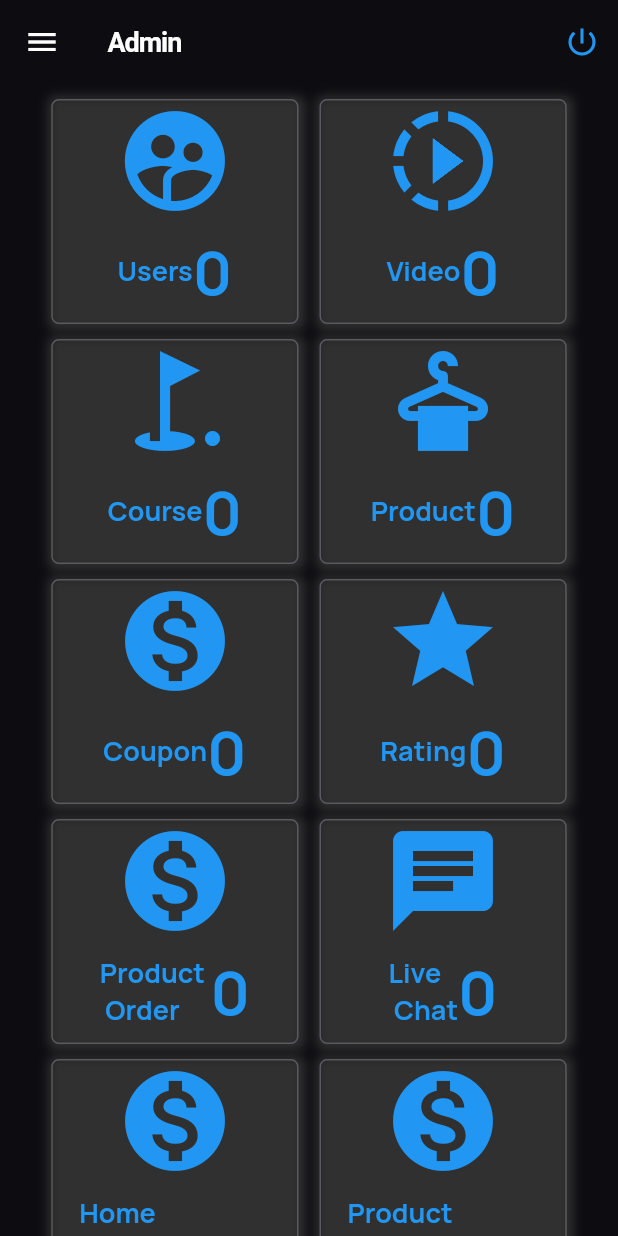
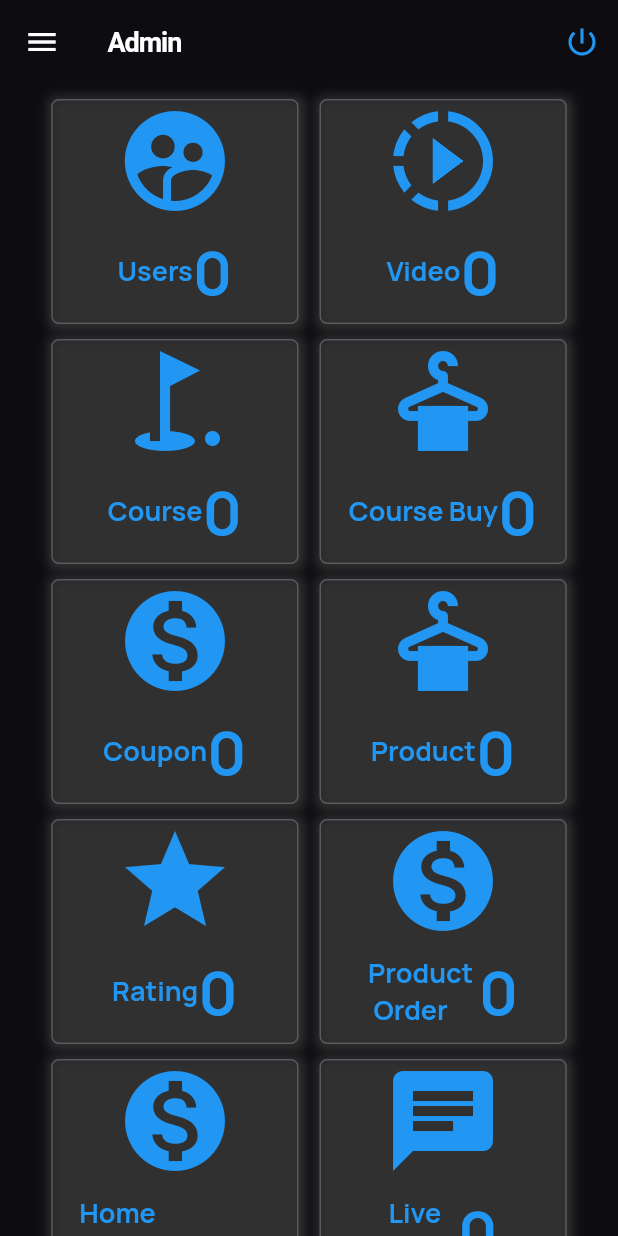
Before and after one commit to lucky93agarwal/Amina-boutique, a Flutter app: the AdminHomeScreen screen opened directly, on a phone screen of 412 x 824 dp. Run offline on Flutter 3.47's test engine with Material 2 defaults, Android fonts, the phone set to English and light mode, and no system bars; our stand-ins replace cached_network_image, carousel_slider, cloud_firestore, country_picker, easy_localization, firebase_auth and 18 more; missing offline and left inert: dart:ffi, flutterfire_ui, razorpay_flutter; accounts and stored records are empty; Roboto replaces fonts that are missing (Nexa).

Commit message:
Course order list

```diff
--- a/lib/admin/admin_home.dart
+++ b/lib/admin/admin_home.dart
@@ -2,6 +2,7 @@ import 'dart:io';
 
 import 'package:amin/admin/admin_category.dart';
 import 'package:amin/admin/admin_couponList.dart';
+import 'package:amin/admin/admin_course_buy_list.dart';
 import 'package:amin/admin/admin_faq_user_list.dart';
 import 'package:amin/admin/admin_product_banner.dart';
 import 'package:amin/admin/admin_rating_list.dart';
@@ -68,9 +69,14 @@ class _AdminHomeScreenState extends State<AdminHomeScreen> {
   //Coupon
   int? faqCount = 0;
 
+  int? courseBuyCount =0;
+
 
   CollectionReference ratings = FirebaseFirestore.instance.collection('Ratings');
   CollectionReference faqUser = FirebaseFirestore.instance.collection('faqUser');
+
+
+  CollectionReference coursebuy = FirebaseFirestore.instance.collection('course_buy');
   //CouponF
   int? RatingCount = 0;
   late List<QueryDocumentSnapshot<Map<String, dynamic>>> docssfaq;
@@ -90,6 +96,15 @@ class _AdminHomeScreenState extends State<AdminHomeScreen> {
           }),
           cprint('User userCount =  ' + userCount.toString()),
         });
+
+
+    coursebuy.get().then((value) => {
+      setState(() {
+        courseBuyCount = value.size;
+        /*  Choice cChoice = Choice(title: "Users", icon: Icons.supervised_user_circle,count: userCount.toString());
+       choices.add(cChoice);*/
+      }),
+    });
 
     videos.get().then((value) => {
       setState(() {
@@ -546,6 +561,8 @@ class _AdminHomeScreenState extends State<AdminHomeScreen> {
               SizedBox(
                 height: 10,
               ),
+
+
               Container(
                 margin: const EdgeInsets.symmetric(horizontal: 20),
                 child: Row(
@@ -609,6 +626,156 @@ class _AdminHomeScreenState extends State<AdminHomeScreen> {
                                     style: TextStyle(
                                         color: Colors.blue,
                                         fontSize: courseCount.toString().length ==3?30: courseCount.toString().length ==4?20:40,
+                                        fontWeight: FontWeight.bold),
+                                  ),
+                                ],
+                              ),
+                            ),
+
+                          ],
+                        ),
+                      ),
+                    ),
+
+                    InkWell(
+                      onTap:(){
+
+                        nextScreen(context, AdminCourseBuyList());
+                      },
+                      child: Container(
+                        height: 150,
+                        margin: const EdgeInsets.symmetric(horizontal: 7),
+                        width: width*0.4,
+                        decoration: BoxDecoration(
+                          boxShadow: [
+                            BoxShadow(
+                              blurRadius: 5.0,
+                              color: Color(0xFF303030),
+                              spreadRadius: 3,
+                              offset: Offset(
+                                1,
+                                1,
+                              ),
+                            ),
+                          ],
+                          borderRadius: BorderRadius.all(Radius.circular(
+                              5.0) //                 <--- border radius here
+                          ),
+                          border: Border.all(color: Color(0xff595961)),),
+                        child: Column(
+                          mainAxisAlignment: MainAxisAlignment.end,
+                          children: [
+                            Container(
+                              margin: const EdgeInsets.symmetric(horizontal: 10),
+                              child: Icon(
+                                Icons.dry_cleaning,
+                                color: Colors.blue,
+                                size: 80,
+                              ),
+                            ),
+                            Expanded(
+                              child: Row(
+                                mainAxisAlignment: MainAxisAlignment.center,
+                                crossAxisAlignment: CrossAxisAlignment.center,
+                                children: [
+                                  /*Icon(
+                                    Icons.dry_cleaning,
+                                    color: Colors.blue,
+                                    size: 80,
+                                  ),*/
+                                  Text(
+                                    "Course Buy",
+                                    style: TextStyle(
+                                        color: Colors.blue,
+                                        fontSize: 18,
+                                        fontWeight: FontWeight.bold),
+                                  ),
+                                  Text(
+                                    courseBuyCount.toString(),
+                                    style: TextStyle(
+                                        color: Colors.blue,
+                                        fontSize: courseBuyCount.toString().length ==3?30: courseBuyCount.toString().length ==4?20:40,
+                                        fontWeight: FontWeight.bold),
+                                  ),
+                                ],
+                              ),
+                            ),
+
+                          ],
+                        ),
+                      ),
+                    ),
+
+                  ],
+                ),
+              ),
+
+              SizedBox(
+                height: 10,
+              ),
+              Container(
+                margin: const EdgeInsets.symmetric(horizontal: 20),
+                child: Row(
+                  mainAxisAlignment: MainAxisAlignment.center,
+                  children: [
+                    InkWell(
+                      onTap:(){
+
+                        nextScreen(context, AdminCouponListScreen(check:false));
+                      },
+                      child: Container(
+                        height: 150,
+                        margin: const EdgeInsets.symmetric(horizontal: 7),
+                        width: width*0.4,
+                        decoration: BoxDecoration(
+                          boxShadow: [
+                            BoxShadow(
+                              blurRadius: 5.0,
+                              color: Color(0xFF303030),
+                              spreadRadius: 3,
+                              offset: Offset(
+                                1,
+                                1,
+                              ),
+                            ),
+                          ],
+                          borderRadius: BorderRadius.all(Radius.circular(
+                              5.0) //                 <--- border radius here
+                          ),
+                          border: Border.all(color: Color(0xff595961)),),
+                        child: Column(
+                          mainAxisAlignment: MainAxisAlignment.end,
+                          children: [
+                            Container(
+                              margin: const EdgeInsets.symmetric(horizontal: 10),
+                              child: Icon(
+                                Icons.monetization_on,
+                                color: Colors.blue,
+                                size: 80,
+                              ),
+                            ),
+                            Expanded(
+                              child: Row(
+                                mainAxisAlignment: MainAxisAlignment.center,
+                                crossAxisAlignment: CrossAxisAlignment.center,
+                                children: [
+                                  /*Icon(
+                                    Icons.monetization_on,
+                                    color: Colors.blue,
+                                    size: 80,
+                                  ),*/
+                                  Text(
+                                    "Coupon",
+                                    style: TextStyle(
+                                        color: Colors.blue,
+                                        fontSize: 18,
+                                        fontWeight: FontWeight.bold),
+                                  ),
+                                  Text(
+                                    CouponCount.toString(),
+                                    style: TextStyle(
+                                        color: Colors.blue,
+                                        fontSize:  CouponCount.toString().length ==3?30: CouponCount.toString().length ==4?20:40,
                                         fontWeight: FontWeight.bold),
                                   ),
                                 ],
@@ -693,8 +860,6 @@ class _AdminHomeScreenState extends State<AdminHomeScreen> {
                 ),
               ),
 
-
-
               SizedBox(
                 height: 10,
               ),
@@ -703,74 +868,7 @@ class _AdminHomeScreenState extends State<AdminHomeScreen> {
                 child: Row(
                   mainAxisAlignment: MainAxisAlignment.center,
                   children: [
-                    InkWell(
-                      onTap:(){
 
-                        nextScreen(context, AdminCouponListScreen(check:false));
-                      },
-                      child: Container(
-                        height: 150,
-                        margin: const EdgeInsets.symmetric(horizontal: 7),
-                        width: width*0.4,
-                        decoration: BoxDecoration(
-                          boxShadow: [
-                            BoxShadow(
-                              blurRadius: 5.0,
-                              color: Color(0xFF303030),
-                              spreadRadius: 3,
-                              offset: Offset(
-                                1,
-                                1,
-                              ),
-                            ),
-                          ],
-                          borderRadius: BorderRadius.all(Radius.circular(
-                              5.0) //                 <--- border radius here
-                          ),
-                          border: Border.all(color: Color(0xff595961)),),
-                        child: Column(
-                          mainAxisAlignment: MainAxisAlignment.end,
-                          children: [
-                            Container(
-                              margin: const EdgeInsets.symmetric(horizontal: 10),
-                              child: Icon(
-                                Icons.monetization_on,
-                                color: Colors.blue,
-                                size: 80,
-                              ),
-                            ),
-                            Expanded(
-                              child: Row(
-                                mainAxisAlignment: MainAxisAlignment.center,
-                                crossAxisAlignment: CrossAxisAlignment.center,
-                                children: [
-                                  /*Icon(
-                                    Icons.monetization_on,
-                                    color: Colors.blue,
-                                    size: 80,
-                                  ),*/
-                                  Text(
-                                    "Coupon",
-                                    style: TextStyle(
-                                        color: Colors.blue,
-                                        fontSize: 18,
-                                        fontWeight: FontWeight.bold),
-                                  ),
-                                  Text(
-                                    CouponCount.toString(),
-                                    style: TextStyle(
-                                        color: Colors.blue,
-                                        fontSize:  CouponCount.toString().length ==3?30: CouponCount.toString().length ==4?20:40,
-                                        fontWeight: FontWeight.bold),
-                                  ),
-                                ],
-                              ),
-                            ),
-
-                          ],
-                        ),
-                      ),
-                    ),
 
                     InkWell(
                       onTap:(){
@@ -840,22 +938,6 @@ class _AdminHomeScreenState extends State<AdminHomeScreen> {
                         ),
                       ),
                     ),
-
-                  ],
-                ),
-              ),
-
-
-
-
-              SizedBox(
-                height: 10,
-              ),
-              Container(
-                margin: const EdgeInsets.symmetric(horizontal: 20),
-                child: Row(
-                  mainAxisAlignment: MainAxisAlignment.center,
-                  children: [
                     InkWell(
                       onTap:(){
 
@@ -897,7 +979,7 @@ class _AdminHomeScreenState extends State<AdminHomeScreen> {
                                 mainAxisAlignment: MainAxisAlignment.center,
                                 crossAxisAlignment: CrossAxisAlignment.center,
                                 children: [
-                                /*  Icon(
+                                  /*  Icon(
                                     Icons.monetization_on,
                                     color: Colors.blue,
                                     size: 80,
@@ -914,6 +996,77 @@ class _AdminHomeScreenState extends State<AdminHomeScreen> {
                                     style: TextStyle(
                                         color: Colors.blue,
                                         fontSize: DressBuyCount.toString().length ==3?30: DressBuyCount.toString().length ==4?20:40,
+                                        fontWeight: FontWeight.bold),
+                                  ),
+                                ],
+                              ),
+                            ),
+
+                          ],
+                        ),
+                      ),
+                    ),
+                  ],
+                ),
+              ),
+
+
+
+
+              SizedBox(
+                height: 10,
+              ),
+              Container(
+                margin: const EdgeInsets.symmetric(horizontal: 20),
+                child: Row(
+                  mainAxisAlignment: MainAxisAlignment.center,
+                  children: [
+                    InkWell(
+                      onTap:(){
+
+                        nextScreen(context, AdminHomeBannerScreen());
+                      },
+                      child: Container(
+                        height: 150,
+                        margin: const EdgeInsets.symmetric(horizontal: 7),
+                        width: width*0.4,
+                        decoration: BoxDecoration(
+                          boxShadow: [
+                            BoxShadow(
+                              blurRadius: 5.0,
+                              color:  Color(0xFF303030),
+                              spreadRadius: 3,
+                              offset: Offset(
+                                1,
+                                1,
+                              ),
+                            ),
+                          ],
+                          borderRadius: BorderRadius.all(Radius.circular(
+                              5.0) //                 <--- border radius here
+                          ),
+                          border: Border.all(color: Color(0xff595961)),),
+                        child: Column(
+                          mainAxisAlignment: MainAxisAlignment.end,
+                          children: [
+                            Container(
+                              margin: const EdgeInsets.symmetric(horizontal: 10),
+                              child: Icon(
+                                Icons.monetization_on,
+                                color: Colors.blue,
+                                size: 80,
+                              ),
+                            ),
+                            Expanded(
+                              child: Row(
+                                mainAxisAlignment: MainAxisAlignment.center,
+                                crossAxisAlignment: CrossAxisAlignment.center,
+                                children: [
+                                  Text(
+                                    "Home \nScreen Banner",
+                                    style: TextStyle(
+                                        color: Colors.blue,
+                                        fontSize: 18,
                                         fontWeight: FontWeight.bold),
                                   ),
                                 ],
@@ -1006,62 +1159,7 @@ class _AdminHomeScreenState extends State<AdminHomeScreen> {
                 child: Row(
                   mainAxisAlignment: MainAxisAlignment.center,
                   children: [
-                    InkWell(
-                      onTap:(){
 
-                        nextScreen(context, AdminHomeBannerScreen());
-                      },
-                      child: Container(
-                        height: 150,
-                        margin: const EdgeInsets.symmetric(horizontal: 7),
-                        width: width*0.4,
-                        decoration: BoxDecoration(
-                          boxShadow: [
-                            BoxShadow(
-                              blurRadius: 5.0,
-                              color:  Color(0xFF303030),
-                              spreadRadius: 3,
-                              offset: Offset(
-                                1,
-                                1,
-                              ),
-                            ),
-                          ],
-                          borderRadius: BorderRadius.all(Radius.circular(
-                              5.0) //                 <--- border radius here
-                          ),
-                          border: Border.all(color: Color(0xff595961)),),
-                        child: Column(
-                          mainAxisAlignment: MainAxisAlignment.end,
-                          children: [
-                            Container(
-                              margin: const EdgeInsets.symmetric(horizontal: 10),
-                              child: Icon(
-                                Icons.monetization_on,
-                                color: Colors.blue,
-                                size: 80,
-                              ),
-                            ),
-                            Expanded(
-                              child: Row(
-                                mainAxisAlignment: MainAxisAlignment.center,
-                                crossAxisAlignment: CrossAxisAlignment.center,
-                                children: [
-                                  Text(
-                                    "Home \nScreen Banner",
-                                    style: TextStyle(
-                                        color: Colors.blue,
-                                        fontSize: 18,
-                                        fontWeight: FontWeight.bold),
-                                  ),
-                                ],
-                              ),
-                            ),
-
-                          ],
-                        ),
-                      ),
-                    ),
                     InkWell(
                       onTap:(){
 
```
Also changed, not shown: lib/admin/admin_course_buy_list.dart (added, +70 -0 lines), lib/model/CourseBuy.dart (+33 -1 lines).
